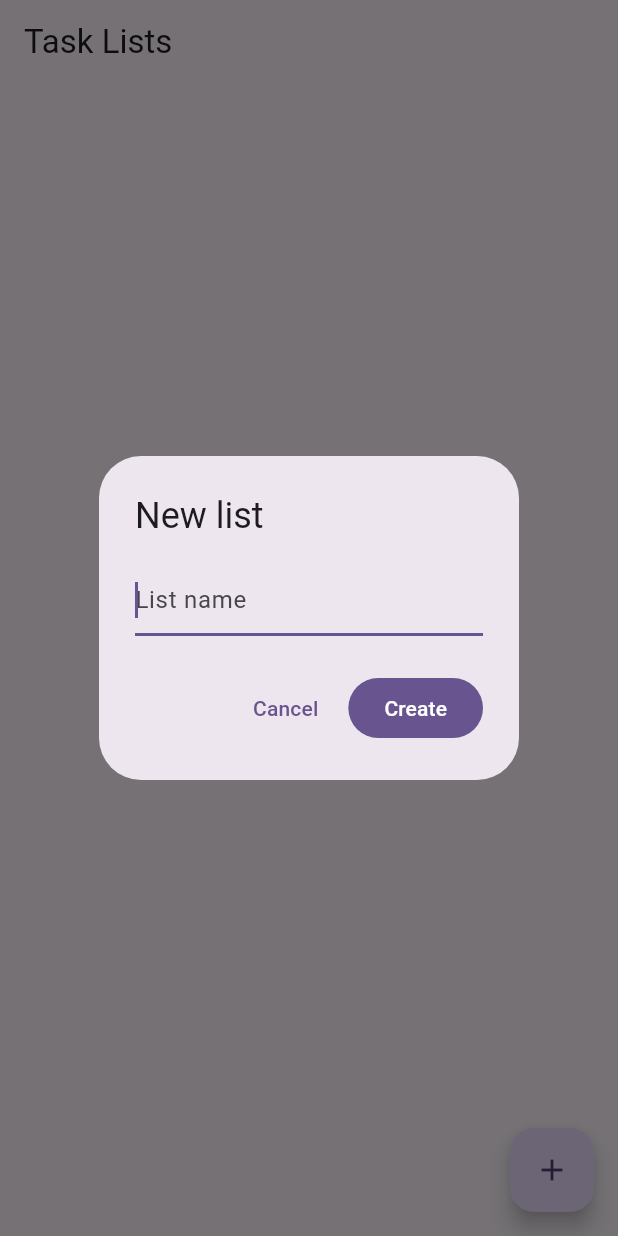
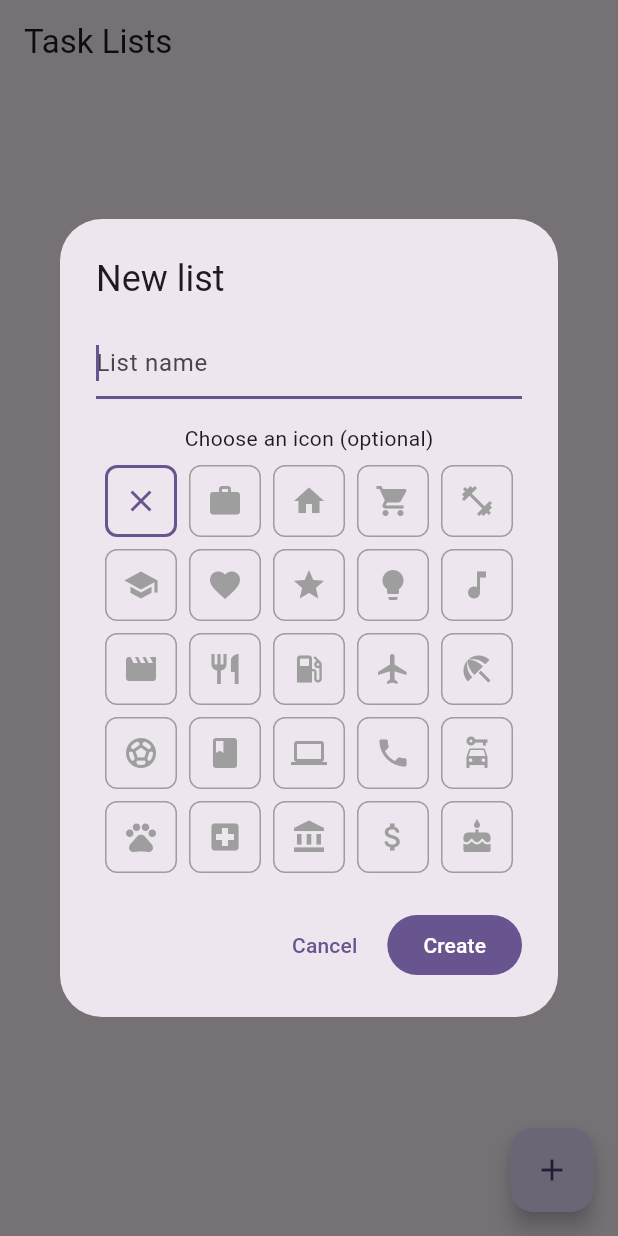
Before and after one commit to oday-awad/rebi_todo, a Flutter app: the screen it shows after launch, after a tap on "Create list", on a phone screen of 412 x 824 dp. Run offline on Flutter 3.47's test engine with Material 3 defaults, Android fonts, the light colour scheme and no system bars; our stand-ins replace equatable, flutter_bloc, get_it, hive, hive_flutter; accounts and stored records are empty.

Commit message:
Add update icon feature for task lists, including UI and data model changes

```diff
--- a/lib/core/di/injection_container.dart
+++ b/lib/core/di/injection_container.dart
@@ -51,4 +51,5 @@ Future<void> initDependencies() async {
   sl.registerLazySingleton(() => RenameTaskList(sl()));
   sl.registerLazySingleton(() => DeleteTaskList(sl()));
   sl.registerLazySingleton(() => ReorderTaskLists(sl()));
+  sl.registerLazySingleton(() => UpdateTaskListIcon(sl()));
 }
--- a/lib/data/models/task_list_hive_model.dart
+++ b/lib/data/models/task_list_hive_model.dart
@@ -16,10 +16,14 @@ class TaskListHiveModel extends HiveObject {
   @HiveField(3)
   int order;
 
+  @HiveField(4)
+  int? iconCodePoint;
+
   TaskListHiveModel({
     required this.id,
     required this.name,
     required this.createdAt,
     this.order = 0,
+    this.iconCodePoint,
   });
 }
--- a/lib/data/repositories/task_list_repository_impl.dart
+++ b/lib/data/repositories/task_list_repository_impl.dart
@@ -13,6 +13,7 @@ class TaskListRepositoryImpl implements TaskListRepository {
     name: model.name,
     createdAt: model.createdAt,
     order: model.order,
+    iconCodePoint: model.iconCodePoint,
   );
 
   TaskListHiveModel _toHive(TaskList list) => TaskListHiveModel(
@@ -20,6 +21,7 @@ class TaskListRepositoryImpl implements TaskListRepository {
     name: list.name,
     createdAt: list.createdAt,
     order: list.order,
+    iconCodePoint: list.iconCodePoint,
   );
 
   @override
@@ -44,4 +46,8 @@ class TaskListRepositoryImpl implements TaskListRepository {
   @override
   Future<void> reorderLists(List<String> orderedIds) =>
       localDataSource.reorderLists(orderedIds);
+
+  @override
+  Future<void> updateListIcon(String id, int? iconCodePoint) =>
+      localDataSource.updateListIcon(id, iconCodePoint);
 }
--- a/lib/domain/entities/task_list.dart
+++ b/lib/domain/entities/task_list.dart
@@ -3,12 +3,14 @@ class TaskList {
   final String name;
   final DateTime createdAt;
   final int order;
+  final int? iconCodePoint;
 
   const TaskList({
     required this.id,
     required this.name,
     required this.createdAt,
     this.order = 0,
+    this.iconCodePoint,
   });
 
   TaskList copyWith({
@@ -16,12 +18,14 @@ class TaskList {
     String? name,
     DateTime? createdAt,
     int? order,
+    int? iconCodePoint,
   }) {
     return TaskList(
       id: id ?? this.id,
       name: name ?? this.name,
       createdAt: createdAt ?? this.createdAt,
       order: order ?? this.order,
+      iconCodePoint: iconCodePoint ?? this.iconCodePoint,
     );
   }
 }
--- a/lib/domain/repositories/task_list_repository.dart
+++ b/lib/domain/repositories/task_list_repository.dart
@@ -6,4 +6,5 @@ abstract class TaskListRepository {
   Future<void> renameList(String id, String name);
   Future<void> deleteList(String id);
   Future<void> reorderLists(List<String> orderedIds);
+  Future<void> updateListIcon(String id, int? iconCodePoint);
 }
--- a/lib/domain/usecases/task_lists.dart
+++ b/lib/domain/usecases/task_lists.dart
@@ -31,3 +31,10 @@ class ReorderTaskLists {
   Future<void> call(List<String> orderedIds) =>
       repository.reorderLists(orderedIds);
 }
+
+class UpdateTaskListIcon {
+  final TaskListRepository repository;
+  UpdateTaskListIcon(this.repository);
+  Future<void> call(String id, int? iconCodePoint) =>
+      repository.updateListIcon(id, iconCodePoint);
+}
--- a/lib/main.dart
+++ b/lib/main.dart
@@ -57,6 +57,7 @@ class MyApp extends StatelessWidget {
               renameTaskList: GetIt.I<RenameTaskList>(),
               deleteTaskList: GetIt.I<DeleteTaskList>(),
               reorderTaskLists: GetIt.I<ReorderTaskLists>(),
+              updateTaskListIcon: GetIt.I<UpdateTaskListIcon>(),
             )..load(),
           ),
           BlocProvider(
--- a/lib/presentation/bloc/task_lists_cubit.dart
+++ b/lib/presentation/bloc/task_lists_cubit.dart
@@ -47,6 +47,7 @@ class TaskListsCubit extends Cubit<TaskListsState> {
   final RenameTaskList renameTaskList;
   final DeleteTaskList deleteTaskList;
   final ReorderTaskLists reorderTaskLists;
+  final UpdateTaskListIcon updateTaskListIcon;
 
   TaskListsCubit({
     required this.getTaskLists,
@@ -54,6 +55,7 @@ class TaskListsCubit extends Cubit<TaskListsState> {
     required this.renameTaskList,
     required this.deleteTaskList,
     required this.reorderTaskLists,
+    required this.updateTaskListIcon,
   }) : super(const TaskListsState.initial());
 
   Future<void> load() async {
@@ -74,7 +76,7 @@ class TaskListsCubit extends Cubit<TaskListsState> {
     emit(state.copyWith(selectedListId: listId));
   }
 
-  Future<TaskList?> create(String name) async {
+  Future<TaskList?> create(String name, {int? iconCodePoint}) async {
     final maxOrder = state.lists.isEmpty
         ? 0
         : state.lists.map((l) => l.order).reduce((a, b) => a > b ? a : b);
@@ -83,6 +85,7 @@ class TaskListsCubit extends Cubit<TaskListsState> {
       name: name,
       createdAt: DateTime.now(),
       order: maxOrder + 1,
+      iconCodePoint: iconCodePoint,
     );
     final saved = await addTaskList(list);
     await load();
@@ -103,4 +106,9 @@ class TaskListsCubit extends Cubit<TaskListsState> {
     await reorderTaskLists(orderedIds);
     await load();
   }
+
+  Future<void> updateIcon(String id, int? iconCodePoint) async {
+    await updateTaskListIcon(id, iconCodePoint);
+    await load();
+  }
 }
--- a/lib/presentation/pages/task_lists_page.dart
+++ b/lib/presentation/pages/task_lists_page.dart
@@ -76,14 +76,32 @@ class _TaskListsPageState extends State<TaskListsPage> {
 
   Future<void> _createList(BuildContext context) async {
     final controller = TextEditingController();
-    final name = await showDialog<String>(
+    int? selectedIcon;
+    final result = await showDialog<Map<String, dynamic>>(
       context: context,
-      builder: (dCtx) => AlertDialog(
+      builder: (dCtx) => StatefulBuilder(
+        builder: (ctx, setState) => AlertDialog(
           title: const Text('New list'),
-        content: TextField(
+          content: SingleChildScrollView(
+            child: Column(
+              mainAxisSize: MainAxisSize.min,
+              children: [
+                TextField(
                   controller: controller,
                   decoration: const InputDecoration(hintText: 'List name'),
                   autofocus: true,
+                ),
+                const SizedBox(height: 16),
+                const Text('Choose an icon (optional)'),
+                const SizedBox(height: 8),
+                _IconPicker(
+                  selectedIcon: selectedIcon,
+                  onIconSelected: (icon) {
+                    setState(() => selectedIcon = icon);
+                  },
+                ),
+              ],
+            ),
           ),
           actions: [
             TextButton(
@@ -91,14 +109,23 @@ class _TaskListsPageState extends State<TaskListsPage> {
               child: const Text('Cancel'),
             ),
             FilledButton(
-            onPressed: () => Navigator.pop(dCtx, controller.text.trim()),
+              onPressed: () => Navigator.pop(dCtx, {
+                'name': controller.text.trim(),
+                'icon': selectedIcon,
+              }),
               child: const Text('Create'),
             ),
           ],
         ),
+      ),
     );
-    if (name == null || name.isEmpty) return;
-    final saved = await context.read<TaskListsCubit>().create(name);
+    if (result == null || result['name'] == null || result['name'].isEmpty) {
+      return;
+    }
+    final saved = await context.read<TaskListsCubit>().create(
+      result['name'] as String,
+      iconCodePoint: result['icon'] as int?,
+    );
     if (saved != null) {
       _openList(context, saved.id);
     }
@@ -106,14 +133,32 @@ class _TaskListsPageState extends State<TaskListsPage> {
 
   Future<void> _renameList(BuildContext context, TaskList list) async {
     final controller = TextEditingController(text: list.name);
-    final name = await showDialog<String>(
+    int? selectedIcon = list.iconCodePoint;
+    final result = await showDialog<Map<String, dynamic>>(
       context: context,
-      builder: (dCtx) => AlertDialog(
-        title: const Text('Rename list'),
-        content: TextField(
+      builder: (dCtx) => StatefulBuilder(
+        builder: (ctx, setState) => AlertDialog(
+          title: const Text('Edit list'),
+          content: SingleChildScrollView(
+            child: Column(
+              mainAxisSize: MainAxisSize.min,
+              children: [
+                TextField(
                   controller: controller,
                   decoration: const InputDecoration(hintText: 'List name'),
                   autofocus: true,
+                ),
+                const SizedBox(height: 16),
+                const Text('Choose an icon (optional)'),
+                const SizedBox(height: 8),
+                _IconPicker(
+                  selectedIcon: selectedIcon,
+                  onIconSelected: (icon) {
+                    setState(() => selectedIcon = icon);
+                  },
+                ),
+              ],
+            ),
           ),
           actions: [
             TextButton(
@@ -121,14 +166,28 @@ class _TaskListsPageState extends State<TaskListsPage> {
               child: const Text('Cancel'),
             ),
             FilledButton(
-            onPressed: () => Navigator.pop(dCtx, controller.text.trim()),
+              onPressed: () => Navigator.pop(dCtx, {
+                'name': controller.text.trim(),
+                'icon': selectedIcon,
+              }),
               child: const Text('Save'),
             ),
           ],
         ),
+      ),
     );
-    if (name == null || name.isEmpty || name == list.name) return;
+    if (result == null) return;
+    final name = result['name'] as String;
+    final icon = result['icon'] as int?;
+    if (name.isEmpty || (name == list.name && icon == list.iconCodePoint)) {
+      return;
+    }
+    if (name != list.name) {
       await context.read<TaskListsCubit>().rename(list.id, name);
+    }
+    if (icon != list.iconCodePoint) {
+      await context.read<TaskListsCubit>().updateIcon(list.id, icon);
+    }
   }
 
   Future<void> _deleteList(BuildContext context, TaskList list) async {
@@ -239,7 +298,14 @@ class _TaskListsPageState extends State<TaskListsPage> {
                             children: [
                               const Icon(Icons.drag_handle, color: Colors.grey),
                               const SizedBox(width: 8),
-                              const Icon(Icons.list_alt),
+                              Icon(
+                                list.iconCodePoint != null
+                                    ? IconData(
+                                        list.iconCodePoint!,
+                                        fontFamily: 'MaterialIcons',
+                                      )
+                                    : Icons.list_alt,
+                              ),
                             ],
                           ),
                           title: Text(
@@ -321,3 +387,94 @@ class _CountChip extends StatelessWidget {
     return Text('$label: ${value ?? '…'}');
   }
 }
+
+class _IconPicker extends StatelessWidget {
+  final int? selectedIcon;
+  final ValueChanged<int?> onIconSelected;
+
+  const _IconPicker({required this.selectedIcon, required this.onIconSelected});
+
+  static final List<int> _icons = [
+    Icons.work.codePoint,
+    Icons.home.codePoint,
+    Icons.shopping_cart.codePoint,
+    Icons.fitness_center.codePoint,
+    Icons.school.codePoint,
+    Icons.favorite.codePoint,
+    Icons.star.codePoint,
+    Icons.lightbulb.codePoint,
+    Icons.music_note.codePoint,
+    Icons.movie.codePoint,
+    Icons.restaurant.codePoint,
+    Icons.local_gas_station.codePoint,
+    Icons.flight.codePoint,
+    Icons.beach_access.codePoint,
+    Icons.sports_soccer.codePoint,
+    Icons.book.codePoint,
+    Icons.computer.codePoint,
+    Icons.phone.codePoint,
+    Icons.car_rental.codePoint,
+    Icons.pets.codePoint,
+    Icons.local_hospital.codePoint,
+    Icons.account_balance.codePoint,
+    Icons.attach_money.codePoint,
+    Icons.cake.codePoint,
+  ];
+
+  @override
+  Widget build(BuildContext context) {
+    return Wrap(
+      spacing: 8,
+      runSpacing: 8,
+      children: [
+        GestureDetector(
+          onTap: () => onIconSelected(null),
+          child: Container(
+            width: 48,
+            height: 48,
+            decoration: BoxDecoration(
+              border: Border.all(
+                color: selectedIcon == null
+                    ? Theme.of(context).colorScheme.primary
+                    : Colors.grey,
+                width: selectedIcon == null ? 2 : 1,
+              ),
+              borderRadius: BorderRadius.circular(8),
+            ),
+            child: Icon(
+              Icons.close,
+              color: selectedIcon == null
+                  ? Theme.of(context).colorScheme.primary
+                  : Colors.grey,
+            ),
+          ),
+        ),
+        ..._icons.map((iconCode) {
+          final isSelected = selectedIcon == iconCode;
+          return GestureDetector(
+            onTap: () => onIconSelected(iconCode),
+            child: Container(
+              width: 48,
+              height: 48,
+              decoration: BoxDecoration(
+                border: Border.all(
+                  color: isSelected
+                      ? Theme.of(context).colorScheme.primary
+                      : Colors.grey,
+                  width: isSelected ? 2 : 1,
+                ),
+                borderRadius: BorderRadius.circular(8),
+              ),
+              child: Icon(
+                IconData(iconCode, fontFamily: 'MaterialIcons'),
+                color: isSelected
+                    ? Theme.of(context).colorScheme.primary
+                    : Colors.grey,
+              ),
+            ),
+          );
+        }),
+      ],
+    );
+  }
+}
```
Also changed, not shown: lib/data/datasources/task_list_local_data_source.dart (+8 -0 lines), lib/data/models/task_list_hive_model.g.dart. Lines whose indentation alone changed are shown as unchanged.
